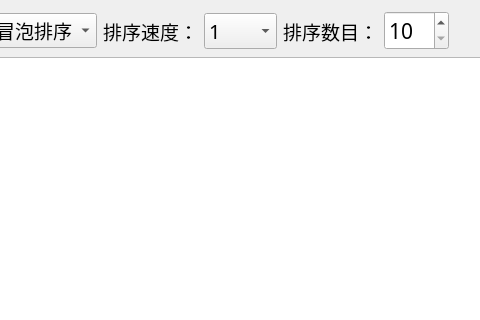
bing-dong/SortingVisualization, file window.ui: the form before one commit; both pictures show x 206 to 686 and y 0 to 320 of the 1137 by 750 pixel window.
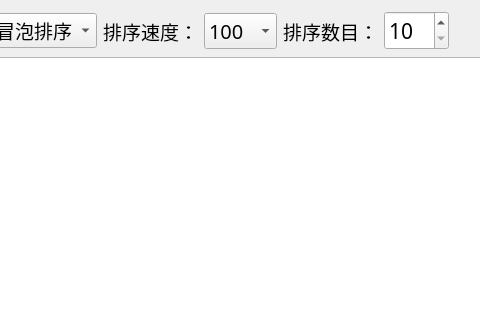
The form after the commit.

Diff of the .ui file:
```diff
--- a/window.ui
+++ b/window.ui
@@ -138,6 +138,9 @@
          <property name="currentText">
           <string>100</string>
          </property>
+         <property name="currentIndex">
+          <number>2</number>
+         </property>
          <property name="iconSize">
           <size>
            <width>18</width>
```
Left out of the diff: 12 changed lines with no effect on the pictures.
